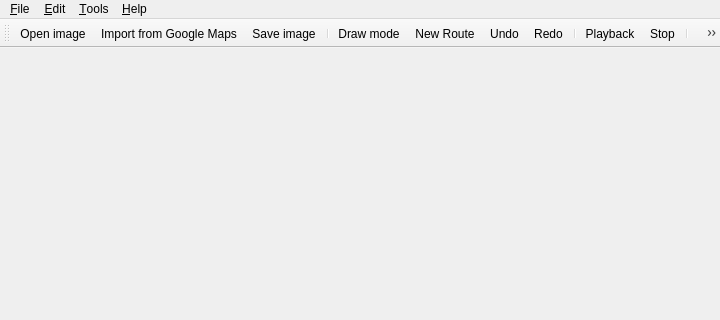
First picture: the form in src/routegen.ui, repository michjans/routegen, before the edit; both pictures show x 0 to 720 and y 0 to 320 of the 720 by 520 pixel window.
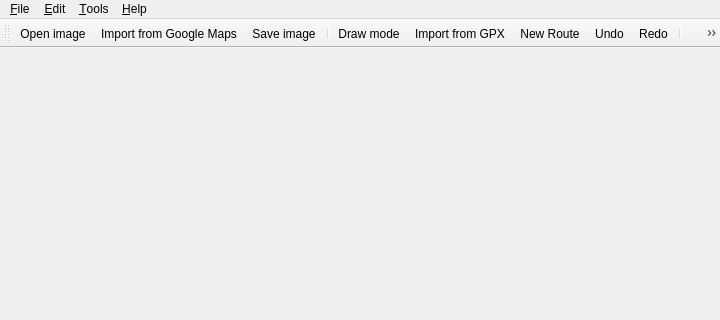
Second picture: the form after the edit. Icons and pictures are not drawn.

Commit message: GPX Import initial version, seems to work. By default only imports tracks and no segment distinction.

Diff of the .ui file:
```diff
--- a/src/routegen.ui
+++ b/src/routegen.ui
@@ -112,6 +112,7 @@
    <addaction name="actionSave_image"/>
    <addaction name="separator"/>
    <addaction name="actionDraw_mode"/>
+   <addaction name="actionImport_GPX"/>
    <addaction name="actionNew_route"/>
    <addaction name="action_Undo"/>
    <addaction name="action_Redo"/>
@@ -257,7 +258,7 @@
   </action>
   <action name="actionImport_GPX">
    <property name="text">
-    <string>&amp;Import from GPX</string>
+    <string>Import from GP&amp;X</string>
    </property>
    <property name="toolTip">
     <string>Import route points from GPX file</string>
```
Left out of the diff: 8 changed lines with no effect on the pictures. The commit also changes 8 other files.
